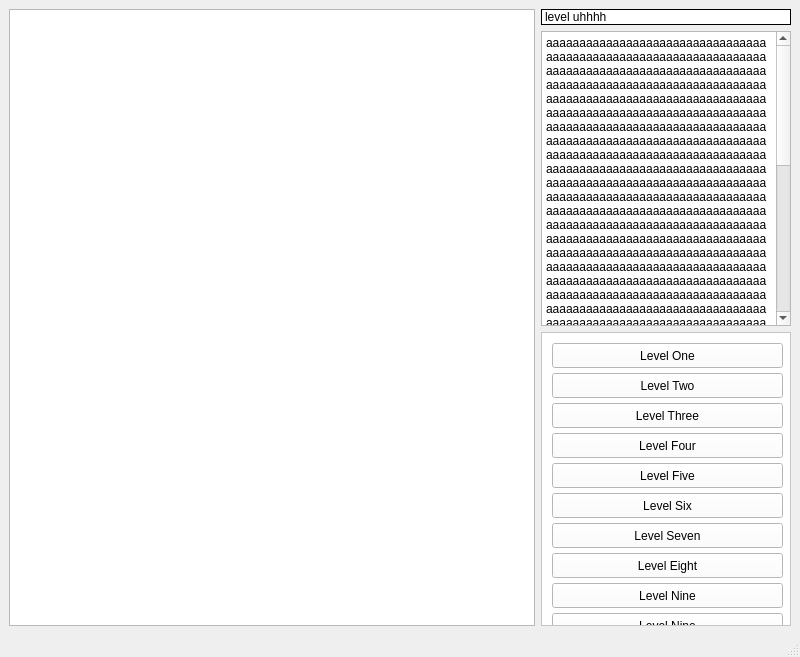
Qt form circuit_game_view.ui (MattLinguini/circuitgates) before a commit.
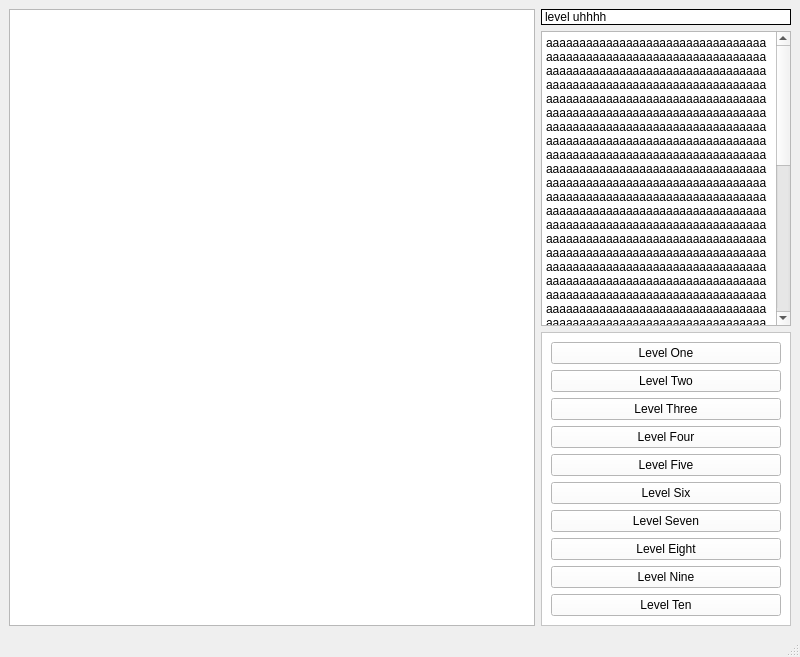
The same form after that commit.

Commit message: Fixed level selection scrollable area.

```diff
--- a/circuit_game_view.ui
+++ b/circuit_game_view.ui
@@ -137,139 +137,81 @@
            <x>0</x>
            <y>0</y>
            <width>248</width>
-           <height>280</height>
+           <height>289</height>
           </rect>
          </property>
+         <layout class="QVBoxLayout" name="verticalLayout_2">
+          <item>
          <widget class="QPushButton" name="level_1">
-          <property name="geometry">
-           <rect>
-            <x>10</x>
-            <y>10</y>
-            <width>231</width>
-            <height>25</height>
-           </rect>
-          </property>
           <property name="text">
            <string>Level One</string>
           </property>
          </widget>
+          </item>
+          <item>
          <widget class="QPushButton" name="level_2">
-          <property name="geometry">
-           <rect>
-            <x>10</x>
-            <y>40</y>
-            <width>231</width>
-            <height>25</height>
-           </rect>
-          </property>
           <property name="text">
            <string>Level Two</string>
           </property>
          </widget>
+          </item>
+          <item>
          <widget class="QPushButton" name="level_3">
-          <property name="geometry">
-           <rect>
-            <x>10</x>
-            <y>70</y>
-            <width>231</width>
-            <height>25</height>
-           </rect>
-          </property>
           <property name="text">
            <string>Level Three</string>
           </property>
          </widget>
+          </item>
+          <item>
          <widget class="QPushButton" name="level_4">
-          <property name="geometry">
-           <rect>
-            <x>10</x>
-            <y>100</y>
-            <width>231</width>
-            <height>25</height>
-           </rect>
-          </property>
           <property name="text">
            <string>Level Four</string>
           </property>
          </widget>
+          </item>
+          <item>
          <widget class="QPushButton" name="level_5">
-          <property name="geometry">
-           <rect>
-            <x>10</x>
-            <y>130</y>
-            <width>231</width>
-            <height>25</height>
-           </rect>
-          </property>
           <property name="text">
            <string>Level Five</string>
           </property>
          </widget>
+          </item>
+          <item>
          <widget class="QPushButton" name="level_6">
-          <property name="geometry">
-           <rect>
-            <x>10</x>
-            <y>160</y>
-            <width>231</width>
-            <height>25</height>
-           </rect>
-          </property>
           <property name="text">
            <string>Level Six</string>
           </property>
          </widget>
+          </item>
+          <item>
          <widget class="QPushButton" name="level_7">
-          <property name="geometry">
-           <rect>
-            <x>10</x>
-            <y>190</y>
-            <width>231</width>
-            <height>25</height>
-           </rect>
-          </property>
           <property name="text">
            <string>Level Seven</string>
           </property>
          </widget>
+          </item>
+          <item>
          <widget class="QPushButton" name="level_8">
-          <property name="geometry">
-           <rect>
-            <x>10</x>
-            <y>220</y>
-            <width>231</width>
-            <height>25</height>
-           </rect>
-          </property>
           <property name="text">
            <string>Level Eight</string>
           </property>
          </widget>
+          </item>
+          <item>
          <widget class="QPushButton" name="level_9">
-          <property name="geometry">
-           <rect>
-            <x>10</x>
-            <y>250</y>
-            <width>231</width>
-            <height>25</height>
-           </rect>
-          </property>
           <property name="text">
            <string>Level Nine</string>
           </property>
          </widget>
+          </item>
+          <item>
          <widget class="QPushButton" name="level_10">
-          <property name="geometry">
-           <rect>
-            <x>10</x>
-            <y>280</y>
-            <width>231</width>
-            <height>25</height>
-           </rect>
-          </property>
           <property name="text">
-           <string>Level Nine</string>
-          </property>
-         </widget>
+             <string>Level Ten</string>
+            </property>
+           </widget>
+          </item>
+         </layout>
         </widget>
        </widget>
       </item>
```
Left out of the diff: 2 changed lines with no effect on the pictures. Lines whose indentation alone changed are shown as unchanged.
